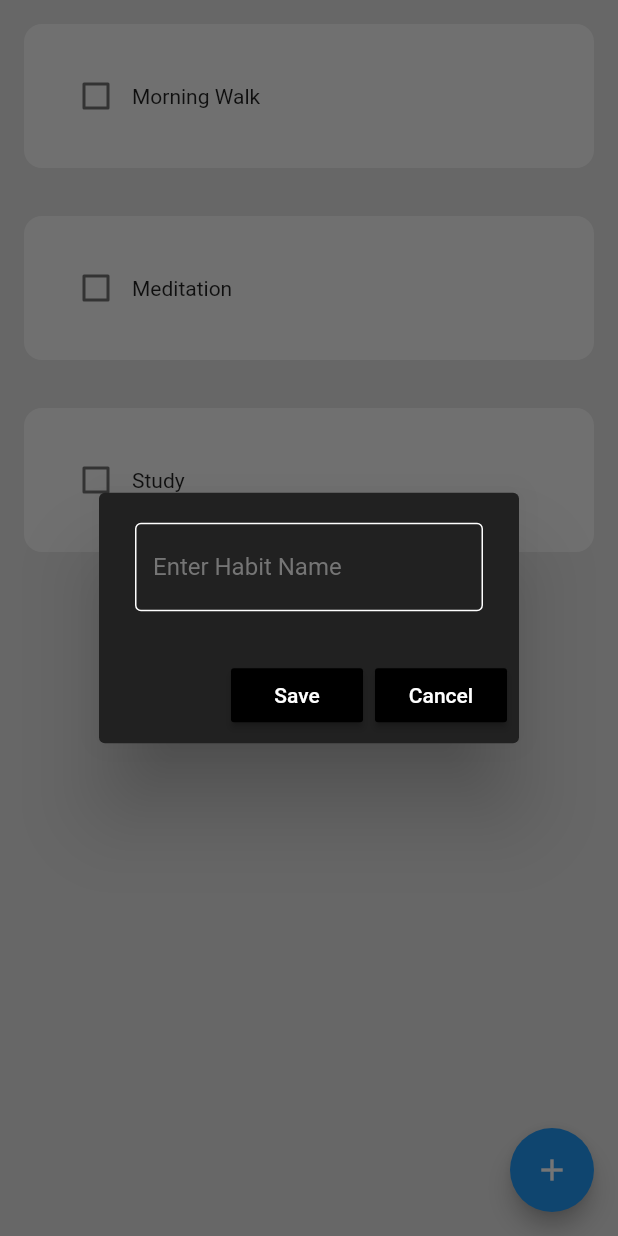
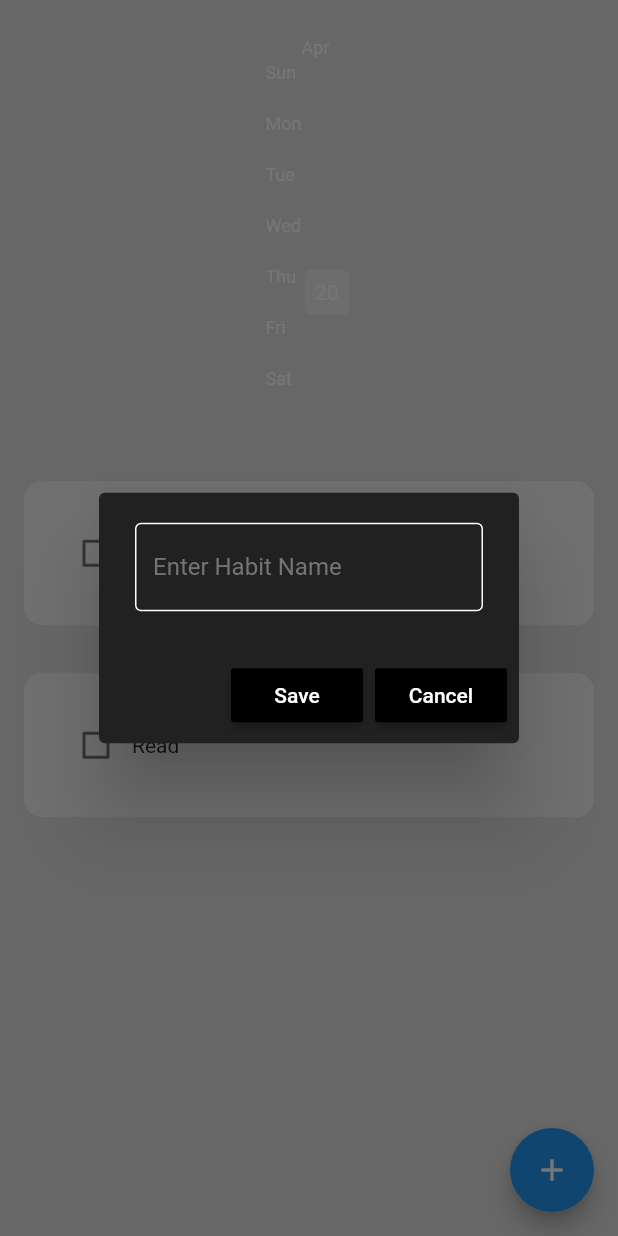
Before and after one commit to Inosuke0718/heat_map_app, a Flutter app: the screen it shows after launch, after a tap on the "add" icon, on a phone screen of 412 x 824 dp. Run offline on Flutter 3.47's test engine with Material 2 defaults, Android fonts, the phone set to English and light mode, and no system bars; drawn by our look-alikes of flutter_heatmap_calendar, flutter_slidable; our stand-ins replace firebase_core, hive, hive_flutter; accounts and stored records are empty.

Commit message:
tem_complete

```diff
--- /dev/null
+++ b/lib/components/month_summary.dart
@@ -0,0 +1,49 @@
+import 'package:flutter/material.dart';
+import 'package:flutter_heatmap_calendar/flutter_heatmap_calendar.dart';
+import 'package:heat_map_app/datetime/date_time.dart';
+
+class MonthlySummary extends StatelessWidget {
+  final Map<DateTime, int>? datasets;
+  final String startDate;
+
+  const MonthlySummary({
+    super.key,
+    required this.datasets,
+    required this.startDate,
+  });
+
+  @override
+  Widget build(BuildContext context) {
+    return Container(
+      padding: const EdgeInsets.only(top: 25, bottom: 25),
+      child: HeatMap(
+        startDate: createDateTimeObject(startDate),
+        endDate: DateTime.now().add(Duration(days: 0)),
+        datasets: datasets,
+        colorMode: ColorMode.color,
+        defaultColor: Colors.grey[200],
+        textColor: Colors.white,
+        showColorTip: false,
+        showText: true,
+        scrollable: true,
+        size: 30,
+        colorsets: const {
+          1: Color.fromARGB(20, 2, 179, 8),
+          2: Color.fromARGB(40, 2, 179, 8),
+          3: Color.fromARGB(60, 2, 179, 8),
+          4: Color.fromARGB(80, 2, 179, 8),
+          5: Color.fromARGB(100, 2, 179, 8),
+          6: Color.fromARGB(120, 2, 179, 8),
+          7: Color.fromARGB(150, 2, 179, 8),
+          8: Color.fromARGB(180, 2, 179, 8),
+          9: Color.fromARGB(220, 2, 179, 8),
+          10: Color.fromARGB(255, 2, 179, 8),
+        },
+        onClick: (value) {
+          ScaffoldMessenger.of(context)
+              .showSnackBar(SnackBar(content: Text(value.toString())));
+        },
+      ),
+    );
+  }
+}
--- /dev/null
+++ b/lib/data/habit_database.dart
@@ -0,0 +1,104 @@
+// reference out box
+import 'dart:typed_data';
+
+import 'package:heat_map_app/datetime/date_time.dart';
+import 'package:hive_flutter/hive_flutter.dart';
+
+final _myBox = Hive.box("Habit_Database");
+
+class HabitDatabase {
+  List todaysHabitList = [];
+  Map<DateTime, int> heatMapDataSet = {};
+
+  // create initial default data
+  void createDefaultData() {
+    todaysHabitList = [
+      ["Run", false],
+      ["Read", false]
+    ];
+
+    _myBox.put("START_DATE", todaysDateFormatted());
+  }
+
+  void loadData() {
+    // if it's a new day, get habit list from database
+    if (_myBox.get(todaysDateFormatted()) == null) {
+      todaysHabitList = _myBox.get("CURRENT_HABIT_LIST");
+      // set all habit completed to false since it's a new day
+      for (int i = 0; i < todaysHabitList.length; i++) {
+        todaysHabitList[i][1] = false;
+      }
+    }
+    // if it's not a new day, load todays list
+    else {
+      todaysHabitList = _myBox.get(todaysDateFormatted());
+    }
+  }
+
+  void updateDatabase() {
+    // update todays entry
+    _myBox.put(todaysDateFormatted(), todaysHabitList);
+
+    _myBox.put("CURRENT_HABIT_LIST", todaysHabitList);
+
+    // calculate habit complete percentage for each day
+    calculateHabitPercentages();
+
+    // load heat map
+    loadHeatMap();
+  }
+
+  void calculateHabitPercentages() {
+    int countCompleted = 0;
+    for (int i = 0; i < todaysHabitList.length; i++) {
+      if (todaysHabitList[i][1] == true) {
+        countCompleted++;
+      }
+    }
+
+    String percent = todaysHabitList.isEmpty
+        ? '0.0'
+        : (countCompleted / todaysHabitList.length).toStringAsFixed(1);
+
+    // key: "PERCENTAGE_SUMMARY_yyyymmdd"
+    // value: string of 1dp number between 0-1 inclusive
+    _myBox.put("PERCENTAGE_SUMMARY_${todaysDateFormatted()}", percent);
+  }
+
+  void loadHeatMap() {
+    DateTime startDate = createDateTimeObject(_myBox.get("START_DATE"));
+
+    // count the number of days to load
+    int daysInBetween = DateTime.now().difference(startDate).inDays;
+
+    // go from start date to today and add each percentage to the dataset
+    // "PERCENTAGE_SUMMARY_yyyymmdd" will be the key in the database
+    for (int i = 0; i < daysInBetween + 1; i++) {
+      String yyyymmdd = convertDateTimeToString(
+        startDate.add(Duration(days: i)),
+      );
+
+      double strengthAsPercent = double.parse(
+        _myBox.get("PERCENTAGE_SUMMARY_$yyyymmdd") ?? "0.0",
+      );
+
+      // split the datetime up like below so it doesn't worry about hours/mins/secs etc.
+
+      // year
+      int year = startDate.add(Duration(days: i)).year;
+
+      // month
+      int month = startDate.add(Duration(days: i)).month;
+
+      // day
+      int day = startDate.add(Duration(days: i)).day;
+
+      final percentForEachDay = <DateTime, int>{
+        DateTime(year, month, day): (10 * strengthAsPercent).toInt(),
+      };
+
+      heatMapDataSet.addEntries(percentForEachDay.entries);
+      print(heatMapDataSet);
+    }
+  }
+}
--- /dev/null
+++ b/lib/datetime/date_time.dart
@@ -0,0 +1,58 @@
+// return todays date formatted as yyyymmdd
+String todaysDateFormatted() {
+  // today
+  var dateTimeObject = DateTime.now();
+
+  // year in the format yyyy
+  String year = dateTimeObject.year.toString();
+
+  // month in the format mm
+  String month = dateTimeObject.month.toString();
+  if (month.length == 1) {
+    month = '0$month';
+  }
+
+  // day in the format dd
+  String day = dateTimeObject.day.toString();
+  if (day.length == 1) {
+    day = '0$day';
+  }
+
+  // final format
+  String yyyymmdd = year + month + day;
+
+  return yyyymmdd;
+}
+
+// convert string yyyymmdd to DateTime object
+DateTime createDateTimeObject(String yyyymmdd) {
+  int yyyy = int.parse(yyyymmdd.substring(0, 4));
+  int mm = int.parse(yyyymmdd.substring(4, 6));
+  int dd = int.parse(yyyymmdd.substring(6, 8));
+
+  DateTime dateTimeObject = DateTime(yyyy, mm, dd);
+  return dateTimeObject;
+}
+
+// convert DateTime object to string yyyymmdd
+String convertDateTimeToString(DateTime dateTime) {
+  // year in the format yyyy
+  String year = dateTime.year.toString();
+
+  // month in the format mm
+  String month = dateTime.month.toString();
+  if (month.length == 1) {
+    month = '0$month';
+  }
+
+  // day in the format dd
+  String day = dateTime.day.toString();
+  if (day.length == 1) {
+    day = '0$day';
+  }
+
+  // final format
+  String yyyymmdd = year + month + day;
+
+  return yyyymmdd;
+}
--- a/lib/main.dart
+++ b/lib/main.dart
@@ -1,7 +1,23 @@
 import 'package:flutter/material.dart';
 import 'package:heat_map_app/pages/home_page.dart';
+import 'package:hive_flutter/hive_flutter.dart';
 
-void main() {
+// Firebase を使う時に必要なコード 1
+import 'package:firebase_core/firebase_core.dart';
+import 'firebase_options.dart';
+
+void main() async {
+  // Firebase を使う時に必要なコード 2
+  WidgetsFlutterBinding.ensureInitialized();
+  await Firebase.initializeApp(
+    options: DefaultFirebaseOptions.currentPlatform,
+  );
+
+  // initialize hive
+  await Hive.initFlutter();
+  // open a box
+  await Hive.openBox("Habit_Database");
+
   runApp(const MyApp());
 }
 
@@ -10,7 +26,7 @@
 
   @override
   Widget build(BuildContext context) {
-    return  MaterialApp(
+    return MaterialApp(
       // debugのバナーを非表示
       debugShowCheckedModeBanner: false,
       home: HomePage(),
--- a/lib/pages/home_page.dart
+++ b/lib/pages/home_page.dart
@@ -1,8 +1,11 @@
 import 'package:flutter/material.dart';
 import 'package:heat_map_app/components/habit_tile.dart';
+import 'package:hive/hive.dart';
 
+import '../components/month_summary.dart';
 import '../components/my_fad.dart';
 import '../components/my_alert_box.dart';
+import '../data/habit_database.dart';
 
 class HomePage extends StatefulWidget {
   const HomePage({super.key});
@@ -12,19 +15,34 @@
 }
 
 class _HomePageState extends State<HomePage> {
-  // data structure for todays list
-  List todaysHabitList = [
-    // [name, completed or not]
-    ["Morning Walk", false],
-    ["Meditation", false],
-    ["Study", false],
-  ];
+  HabitDatabase db = HabitDatabase();
+  final _myBox = Hive.box("Habit_Database");
+
+  @override
+  void initState() {
+    //  if there is no current habit list, then it is the 1st time ever opening the app
+    // then create default data
+
+    if (_myBox.get("CURRENT_HABIT_LIST") == null) {
+      db.createDefaultData();
+
+      // there already exists data, this is not the first time
+    } else {
+      db.loadData();
+    }
+
+    // update the database
+    db.updateDatabase();
+
+    super.initState();
+  }
 
   // これは関数setStateメソッドで状態を更新している
   void checkBoxTapped(bool? value, index) {
     setState(() {
-      todaysHabitList[index][1] = value;
+      db.todaysHabitList[index][1] = value;
     });
+    db.updateDatabase();
   }
 
   // create a new habit(task)
@@ -48,11 +66,13 @@
   void saveNewHabit() {
     // add new habit to todays habit list
     setState(() {
-      todaysHabitList.add([_newHabitNameController.text, false]);
+      db.todaysHabitList.add([_newHabitNameController.text, false]);
     });
     _newHabitNameController.clear();
     // 前の画面に戻る
     Navigator.of(context).pop();
+
+    db.updateDatabase();
   }
 
   void cancelDialogBox() {
@@ -70,7 +90,7 @@
         return MyAlertBox(
           controller: _newHabitNameController,
           // 引数に選択したリストの内容を入れてあげる
-          hintText: todaysHabitList[index][0],
+          hintText: db.todaysHabitList[index][0],
           onSave: () => saveExistingHabit(index),
           onCancel: cancelDialogBox,
         );
@@ -81,17 +101,20 @@
   // save existing habit with a new name
   void saveExistingHabit(int index) {
     setState(() {
-      todaysHabitList[index][0] = _newHabitNameController.text;
+      db.todaysHabitList[index][0] = _newHabitNameController.text;
     });
     _newHabitNameController.clear();
     Navigator.of(context).pop();
+
+    db.updateDatabase();
   }
 
   // save existing habit with a new name
   void deleteHabit(int index) {
     setState(() {
-      todaysHabitList.removeAt(index);
+      db.todaysHabitList.removeAt(index);
     });
+    db.updateDatabase();
   }
 
   @override
@@ -100,20 +123,29 @@
     return Scaffold(
         backgroundColor: Colors.grey[300],
         floatingActionButton: MyFloatingActionButton(onPressed: creatNewHabit),
-        // body: ListView(
+        body: ListView(
             // listでコンテンツを作れるUsefulなmethodがある
-        body: ListView.builder(
-          // ListView内で表示させるアイテムの数を指定する必要がある
-          itemCount: todaysHabitList.length,
+            children: [
+              MonthlySummary(
+                datasets: db.heatMapDataSet,
+                startDate: _myBox.get("START_DATE"),
+              ),
+
+              // list of habits
+              ListView.builder(
+                shrinkWrap: true,
+                physics: const NeverScrollableScrollPhysics(),
+                itemCount: db.todaysHabitList.length,
                 itemBuilder: (context, index) {
                   return HabitTile(
-              habitName: todaysHabitList[index][0],
-              habitCompleted: todaysHabitList[index][1],
+                    habitName: db.todaysHabitList[index][0],
+                    habitCompleted: db.todaysHabitList[index][1],
                     onChanged: (value) => checkBoxTapped(value, index),
                     settingsTapped: (context) => openHabitSettings(index),
                     deleteTapped: (context) => deleteHabit(index),
                   );
                 },
-        ));
+              )
+            ]));
   }
 }
```
Also changed, not shown: pubspec.yaml (+9 -0 lines), lib/components/my_alert_box.dart (line endings or trailing spaces), lib/firebase_options.dart (added), pubspec.lock. Lines whose indentation alone changed are shown as unchanged.
